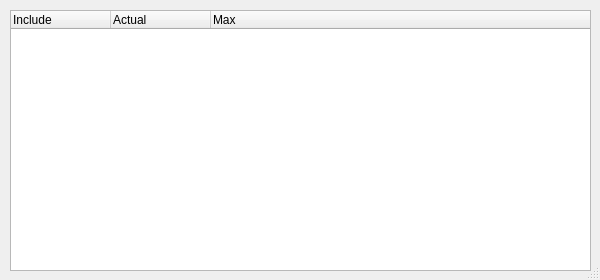
Old version of the form forms/dialog.ui in the repository cdglove/cpp-size.
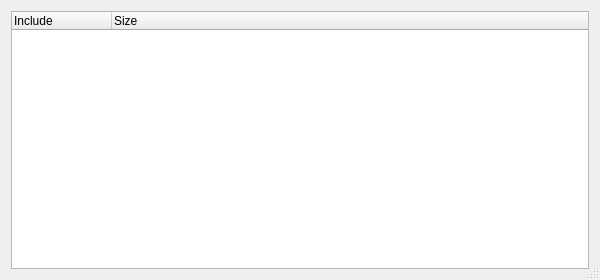
New version of the form.

Commit message: Compute size of files at each node. Expand widget with dialog.

Diff of the .ui file:
```diff
--- a/forms/dialog.ui
+++ b/forms/dialog.ui
@@ -16,15 +16,9 @@
   <property name="sizeGripEnabled">
    <bool>true</bool>
   </property>
+  <layout class="QVBoxLayout" name="verticalLayout">
+   <item>
   <widget class="QTreeWidget" name="include_hierarchy">
-   <property name="geometry">
-    <rect>
-     <x>10</x>
-     <y>10</y>
-     <width>581</width>
-     <height>261</height>
-    </rect>
-   </property>
    <column>
     <property name="text">
      <string>Include</string>
@@ -32,15 +26,12 @@
    </column>
    <column>
     <property name="text">
-     <string>Actual</string>
-    </property>
-   </column>
-   <column>
-    <property name="text">
-     <string>Max</string>
+       <string>Size</string>
     </property>
    </column>
   </widget>
+   </item>
+  </layout>
  </widget>
  <layoutdefault spacing="6" margin="11"/>
  <resources/>
```
Lines whose indentation alone changed are shown as unchanged. The commit also changes 1 other file.
